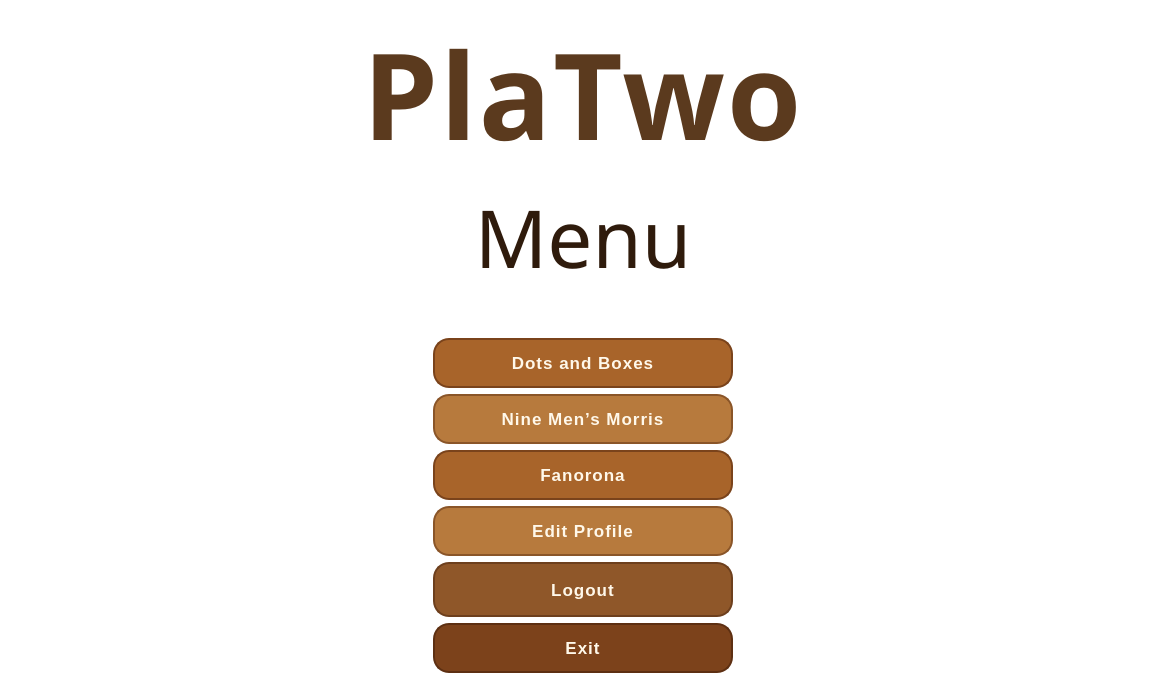
Above: UI/Menu/main_menu.ui from PlaTwo-project/PlaTwo before the change. Below: the same form after it.
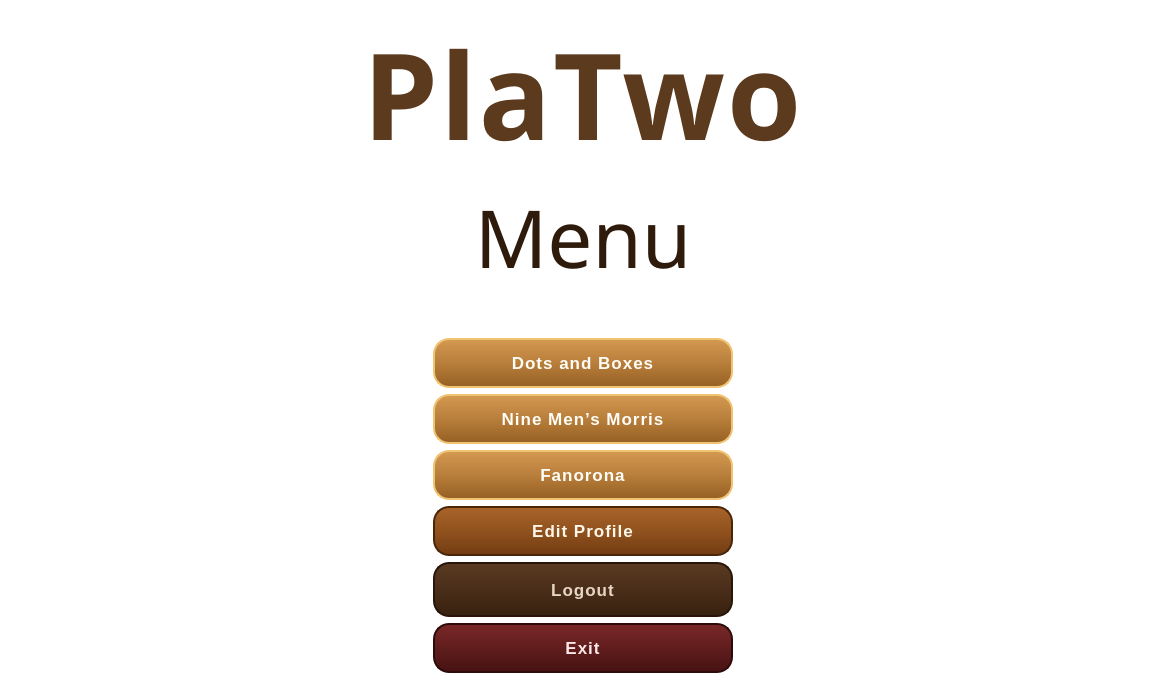
That is the form after the change.

Patch:
```diff
--- a/UI/Menu/main_menu.ui
+++ b/UI/Menu/main_menu.ui
@@ -95,9 +95,9 @@
        </property>
        <property name="styleSheet">
         <string notr="true">QPushButton {
-    background-color: #A8642A;
-    color: #FFF8EA;
-    border: 2px solid #7A431B;
+    background: qlineargradient(x1:0, y1:0, x2:0, y2:1, stop:0 #D49A53, stop:0.5 #B87E3B, stop:1 #966023);
+    color: #FFFDF7;
+    border: 2px solid #F0C371;
     border-radius: 16px;
     padding: 12px 20px;
     font-size: 17px;
@@ -138,9 +138,9 @@
        </property>
        <property name="styleSheet">
         <string notr="true">QPushButton {
-    background-color: #B77A3D;
-    color: #FFF8EA;
-    border: 2px solid #8A5528;
+    background: qlineargradient(x1:0, y1:0, x2:0, y2:1, stop:0 #D49A53, stop:0.5 #B87E3B, stop:1 #966023);
+    color: #FFFDF7;
+    border: 2px solid #F0C371;
     border-radius: 16px;
     padding: 12px 20px;
     font-size: 17px;
@@ -181,9 +181,9 @@
        </property>
        <property name="styleSheet">
         <string notr="true">QPushButton {
-    background-color: #A8642A;
-    color: #FFF8EA;
-    border: 2px solid #7A431B;
+    background: qlineargradient(x1:0, y1:0, x2:0, y2:1, stop:0 #D49A53, stop:0.5 #B87E3B, stop:1 #966023);
+    color: #FFFDF7;
+    border: 2px solid #F0C371;
     border-radius: 16px;
     padding: 12px 20px;
     font-size: 17px;
@@ -224,9 +224,9 @@
        </property>
        <property name="styleSheet">
         <string notr="true">QPushButton {
-    background-color: #B77A3D;
+    background: qlineargradient(x1:0, y1:0, x2:0, y2:1, stop:0 #A8642A, stop:0.5 #91521E, stop:1 #723C12);
     color: #FFF8EA;
-    border: 2px solid #8A5528;
+    border: 2px solid #4A2609;
     border-radius: 16px;
     padding: 12px 20px;
     font-size: 17px;
@@ -267,9 +267,9 @@
        </property>
        <property name="styleSheet">
         <string notr="true">QPushButton {
-    background-color: #8F5729;
-    color: #FFF8EA;
-    border: 2px solid #6D3F1D;
+    background: qlineargradient(x1:0, y1:0, x2:0, y2:1, stop:0 #5A3A22, stop:0.5 #4A2E19, stop:1 #382110);
+    color: #E8D5C4;
+    border: 2px solid #28160A;
     border-radius: 16px;
     padding: 12px 20px;
     font-size: 17px;
@@ -310,9 +310,9 @@
        </property>
        <property name="styleSheet">
         <string notr="true">QPushButton {
-    background-color: #7C421B;
-    color: #FFF8EA;
-    border: 2px solid #5D2F12;
+    background: qlineargradient(x1:0, y1:0, x2:0, y2:1, stop:0 #7A2828, stop:0.5 #611D1D, stop:1 #471212);
+    color: #FCE8E8;
+    border: 2px solid #2E0B0B;
     border-radius: 16px;
     padding: 12px 20px;
     font-size: 17px;
```
Left out of the diff: 48 changed lines with no effect on the pictures.
